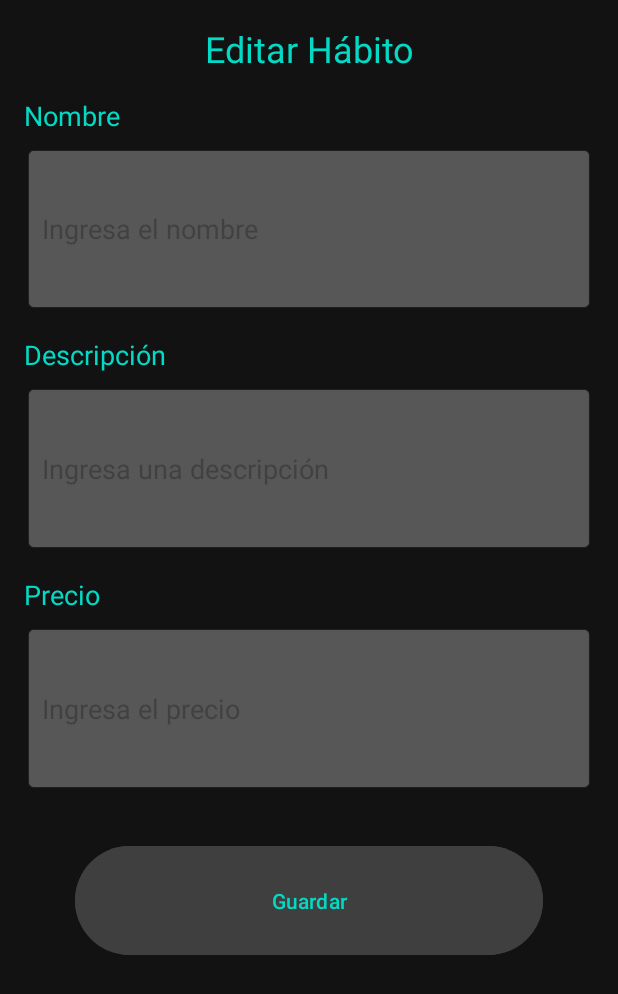
After one commit to rubensb02/habitos, an Android app: the EditActivity screen opened directly, with no data from a screen before it, on a phone screen of 412 x 824 dp. The commit adds this screen. Shown: the top 994 px of the screen. Run offline under Robolectric (Android 15) with nearby library versions, the phone set to English and light mode, and no system bars.

Commit message:
swipe to edit acabado

```diff
--- /dev/null
+++ b/app/src/main/java/com/ruben/habitosversion1/EditActivity.java
@@ -0,0 +1,89 @@
+package com.ruben.habitosversion1;
+
+import android.content.Intent;
+import android.os.Bundle;
+import android.widget.Button;
+import android.widget.EditText;
+
+import androidx.activity.EdgeToEdge;
+import androidx.appcompat.app.AppCompatActivity;
+import androidx.core.graphics.Insets;
+import androidx.core.view.ViewCompat;
+import androidx.core.view.WindowInsetsCompat;
+
+import com.ruben.habitosversion1.room.DatabaseClient;
+import com.ruben.habitosversion1.room.HabitosDao;
+
+public class EditActivity extends AppCompatActivity {
+
+    private EditText editTextName, editTextDescription, editTextPrecio;
+    private Button buttonSave;
+    private HabitosDao habitosDao;
+
+    @Override
+    protected void onCreate(Bundle savedInstanceState) {
+        super.onCreate(savedInstanceState);
+        EdgeToEdge.enable(this);
+        setContentView(R.layout.activity_edit);
+        ViewCompat.setOnApplyWindowInsetsListener(findViewById(R.id.main), (v, insets) -> {
+            Insets systemBars = insets.getInsets(WindowInsetsCompat.Type.systemBars());
+            v.setPadding(systemBars.left, systemBars.top, systemBars.right, systemBars.bottom);
+            return insets;
+        });
+
+        editTextName = findViewById(R.id.etNombre);
+        editTextDescription = findViewById(R.id.etDescripcion);
+        editTextPrecio = findViewById(R.id.etPrecio);
+        buttonSave = findViewById(R.id.buttonSave);
+
+        Intent intent = getIntent();
+        int itemId = intent.getIntExtra("item_id", -1);
+
+        if (itemId != -1) {
+            loadItemData(itemId);
+        }
+
+        buttonSave.setOnClickListener(v -> {
+            saveItemChanges(itemId);
+        });
+    }
+
+    private void loadItemData(int itemId) {
+        // Cargar los datos del ítem desde la base de datos
+        Lista item = DatabaseClient.getInstance(getApplicationContext()).getHabitosDatabase().habitosDao().getItemById(itemId);
+
+        if (item != null) {
+            editTextName.setText(item.getNombre());
+            editTextDescription.setText(item.getDescripcion());
+            editTextPrecio.setText((item.getPrecio()));
+        }
+    }
+
+    private void saveItemChanges(int itemId) {
+        // Guardar los cambios en la base de datos
+        String updatedName = editTextName.getText().toString();
+        String updatedDescription = editTextDescription.getText().toString();
+        String updatePrecio = editTextPrecio.getText().toString();
+
+        // Cargar el ítem y actualizar sus valores
+        Lista item = DatabaseClient.getInstance(getApplicationContext()).getHabitosDatabase().habitosDao().getItemById(itemId);
+        if (item != null) {
+            item.setNombre(updatedName);
+            item.setDescripcion(updatedDescription);
+            item.setPrecio(updatePrecio);
+
+            // Actualizar el ítem en la base de datos
+            //habitosDao.update(item);
+            DatabaseClient.getInstance(getApplicationContext()).getHabitosDatabase().habitosDao().update(item);
+
+            // Volver a la vista principal después de guardar
+            startActivity(new Intent(this, MainActivity.class));
+            finish();  // Terminar la actividad actual
+        }
+    }
+
+
+
+
+
+}
--- a/app/src/main/java/com/ruben/habitosversion1/Lista.java
+++ b/app/src/main/java/com/ruben/habitosversion1/Lista.java
@@ -17,6 +17,7 @@ public class Lista {
         this.descripcion = descripcion;
         this.precio = precio;
     }
+
 
     public int getId() {
         return id;
--- a/app/src/main/java/com/ruben/habitosversion1/ListaAdapter.java
+++ b/app/src/main/java/com/ruben/habitosversion1/ListaAdapter.java
@@ -79,4 +79,9 @@ public class ListaAdapter extends RecyclerView.Adapter<ListaAdapter.ListaViewHol
             txtPrecio = itemView.findViewById(R.id.txtPrecio);
         }
     }
+
+    public Lista getItem(int position) {
+        // Retornar el ítem en la posición especificada
+        return listaList.get(position);
+    }
 }
--- a/app/src/main/java/com/ruben/habitosversion1/MainActivity.java
+++ b/app/src/main/java/com/ruben/habitosversion1/MainActivity.java
@@ -13,6 +13,7 @@ import android.view.View;
 import android.widget.Button;
 
 import androidx.activity.EdgeToEdge;
+import androidx.activity.result.ActivityResultLauncher;
 import androidx.annotation.NonNull;
 import androidx.appcompat.app.AppCompatActivity;
 import androidx.core.app.ActivityCompat;
@@ -40,6 +41,7 @@ public class MainActivity extends AppCompatActivity {
 
 
 
+
     @Override
     protected void onCreate(Bundle savedInstanceState) {
         super.onCreate(savedInstanceState);
@@ -51,6 +53,8 @@ public class MainActivity extends AppCompatActivity {
             return insets;
         });
 
+
+
         recyclerView = findViewById(R.id.recyclerViewHabitos);
         recyclerView.setLayoutManager(new LinearLayoutManager(this));
 
@@ -58,6 +62,16 @@ public class MainActivity extends AppCompatActivity {
 
         ItemTouchHelper itemTouchHelper = new ItemTouchHelper(new SwipeToDeleteCallback(listaAdapter));
         itemTouchHelper.attachToRecyclerView(recyclerView);
+
+        // Configura el SwipeToEditCallback
+        ItemTouchHelper swipeToEditCallback = new ItemTouchHelper(new SwipeToEditCallback(listaAdapter, this));
+        swipeToEditCallback.attachToRecyclerView(recyclerView);
+
+
+
+
+
+
 
         add_habito = findViewById(R.id.addHabito);
         add_habito.setOnClickListener(new View.OnClickListener() {
--- /dev/null
+++ b/app/src/main/java/com/ruben/habitosversion1/SwipeToEditCallback.java
@@ -0,0 +1,41 @@
+package com.ruben.habitosversion1;
+import android.content.Context;
+import android.content.Intent;
+
+import androidx.activity.result.ActivityResultLauncher;
+import androidx.recyclerview.widget.ItemTouchHelper;
+import androidx.annotation.NonNull;
+import androidx.recyclerview.widget.RecyclerView;
+
+public class SwipeToEditCallback extends ItemTouchHelper.SimpleCallback {
+
+    private ListaAdapter listaAdapter;
+    private Context context;
+
+
+    // Constructor que recibe el adaptador y el launcher
+    public SwipeToEditCallback(ListaAdapter listaAdapter, Context context) {
+        super(0, ItemTouchHelper.RIGHT);  // Solo permitimos deslizamiento a la izquierda
+        this.listaAdapter = listaAdapter;
+        this.context = context;
+    }
+
+    // No necesitamos mover ítems, así que retornamos false
+    @Override
+    public boolean onMove(@NonNull RecyclerView recyclerView, @NonNull RecyclerView.ViewHolder viewHolder, @NonNull RecyclerView.ViewHolder target) {
+        return true;
+    }
+
+    // Método que se llama cuando un ítem es deslizado
+    @Override
+    public void onSwiped(@NonNull RecyclerView.ViewHolder viewHolder, int direction) {
+        int position = viewHolder.getAdapterPosition();
+        Lista item = listaAdapter.getItem(position);
+
+        Intent intent = new Intent(context, EditActivity.class);
+        intent.putExtra("item_id", item.getId());
+        context.startActivity(intent);
+        listaAdapter.notifyItemChanged(position);
+    }
+
+}
--- a/app/src/main/java/com/ruben/habitosversion1/room/HabitosDao.java
+++ b/app/src/main/java/com/ruben/habitosversion1/room/HabitosDao.java
@@ -3,6 +3,7 @@ import androidx.room.Dao;
 import androidx.room.Delete;
 import androidx.room.Insert;
 import androidx.room.Query;
+import androidx.room.Update;
 
 import com.ruben.habitosversion1.Lista;
 
@@ -17,8 +18,14 @@ public interface HabitosDao {
     @Delete
     void delete(Lista lista);
 
+    @Update
+    void update(Lista lista);
+
     @Query("SELECT * FROM Lista")
     List<Lista> getAllLista();
 
+    @Query("SELECT * FROM Lista WHERE id = :itemId")
+    Lista getItemById(int itemId);
+
 
 }
--- /dev/null
+++ b/app/src/main/res/layout/activity_edit.xml
@@ -0,0 +1,132 @@
+<androidx.constraintlayout.widget.ConstraintLayout xmlns:android="http://schemas.android.com/apk/res/android"
+
+    xmlns:tools="http://schemas.android.com/tools"
+    android:id="@+id/main"
+    android:layout_width="match_parent"
+    android:layout_height="match_parent"
+    android:background="#121212"
+    tools:context=".EditActivity">
+
+    <LinearLayout
+        android:layout_width="match_parent"
+        android:layout_height="match_parent"
+        android:orientation="vertical"
+        android:padding="16dp"
+        android:gravity="center_horizontal"
+        android:background="#121212"
+        android:layout_gravity="center"
+        android:weightSum="1">
+
+        <!-- Título de la pantalla -->
+
+        <TextView
+            android:id="@+id/tvTitle"
+            android:layout_width="wrap_content"
+            android:layout_height="wrap_content"
+            android:text="Editar Hábito"
+            android:textColor="#FF03DAC5"
+            android:textSize="24sp"
+            android:gravity="center"
+            android:layout_marginBottom="16dp" />
+
+        <!-- Campo Nombre -->
+        <TextView
+            android:id="@+id/tvNombre"
+            android:layout_width="match_parent"
+            android:layout_height="wrap_content"
+            android:text="Nombre"
+            android:textSize="18sp"
+            android:textColor="#FF03DAC5"
+            android:paddingBottom="8dp" />
+
+        <EditText
+            android:id="@+id/etNombre"
+            android:backgroundTint="#575757"
+            android:layout_width="match_parent"
+            android:layout_height="0dp"
+            android:layout_weight="0.2"
+            android:background="@android:drawable/editbox_background_normal"
+            android:hint="Ingresa el nombre"
+            android:inputType="textPersonName"
+            android:padding="12dp"
+            android:textColor="#FFFFFF" />
+
+        <!-- Espacio -->
+        <View
+            android:layout_width="match_parent"
+            android:layout_height="16dp" />
+
+        <!-- Campo Descripción -->
+        <TextView
+            android:id="@+id/tvDescripcion"
+            android:layout_width="match_parent"
+            android:layout_height="wrap_content"
+            android:text="Descripción"
+            android:textSize="18sp"
+            android:textColor="#FF03DAC5"
+            android:paddingBottom="8dp" />
+
+        <EditText
+            android:id="@+id/etDescripcion"
+            android:layout_width="match_parent"
+            android:layout_height="0dp"
+            android:layout_weight="0.2"
+            android:background="@android:drawable/editbox_background_normal"
+            android:backgroundTint="#575757"
+            android:hint="Ingresa una descripción"
+            android:inputType="textMultiLine"
+            android:minLines="5"
+            android:padding="12dp"
+            android:textColor="#FFFFFF" />
+
+        <!-- Espacio -->
+        <View
+            android:layout_width="match_parent"
+            android:layout_height="16dp" />
+
+        <!-- Campo Precio -->
+        <TextView
+            android:id="@+id/tvPrecio"
+            android:layout_width="match_parent"
+            android:layout_height="wrap_content"
+            android:text="Precio"
+            android:textSize="18sp"
+            android:textColor="#FF03DAC5"
+            android:paddingBottom="8dp" />
+
+        <EditText
+            android:id="@+id/etPrecio"
+            android:backgroundTint="#575757"
+            android:layout_width="match_parent"
+            android:layout_height="0dp"
+            android:layout_weight="0.2"
+            android:background="@android:drawable/editbox_background_normal"
+            android:hint="Ingresa el precio"
+            android:inputType="numberDecimal"
+            android:padding="12dp"
+            android:textColor="#FFFFFF" />
+
+        <!-- Espacio -->
+        <View
+            android:layout_width="match_parent"
+            android:layout_height="16dp" />
+
+        <!-- Espacio -->
+        <View
+            android:layout_width="match_parent"
+            android:layout_height="16dp" />
+
+        <Button
+            android:id="@+id/buttonSave"
+            android:layout_width="312dp"
+            android:layout_height="25dp"
+            android:layout_gravity="center"
+            android:layout_weight="0.1"
+            android:backgroundTint="#3f3f3f"
+            android:padding="16dp"
+            android:text="Guardar"
+            android:textColor="#FF03DAC5" />
+
+    </LinearLayout>
+
+</androidx.constraintlayout.widget.ConstraintLayout>
```
Also changed, not shown: app/src/main/AndroidManifest.xml (+6 -5 lines).
